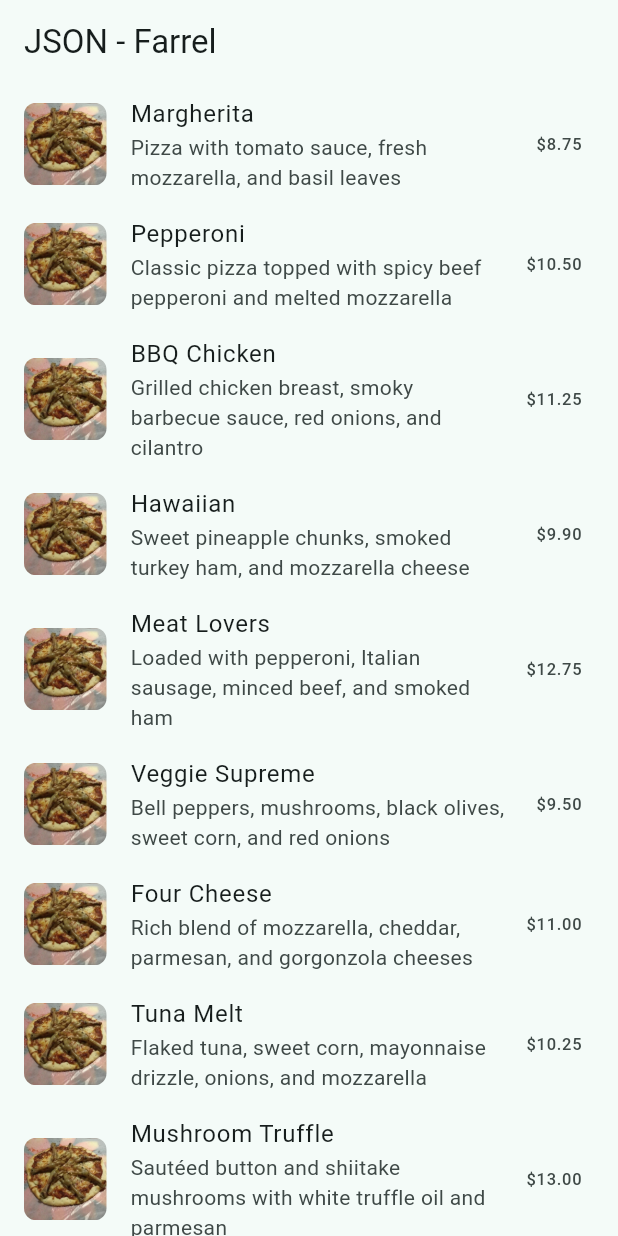
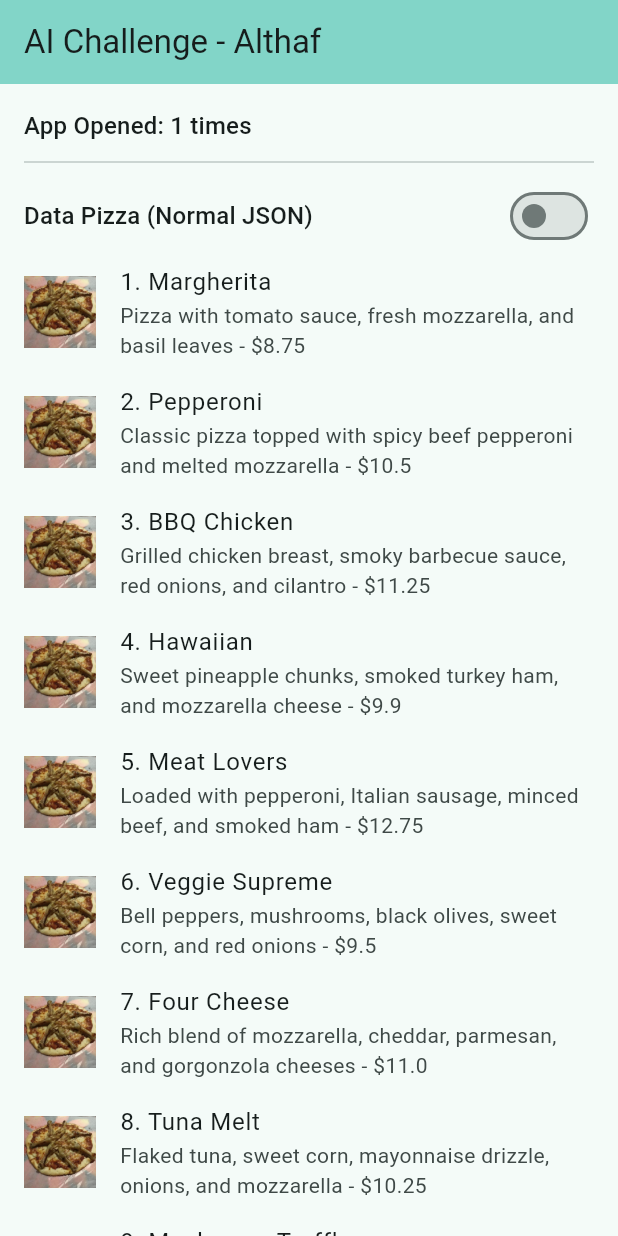
Before and after one commit to altaprumah/flutter-fundamental-part1, a Flutter app: the screen it shows after launch, on a phone screen of 412 x 824 dp. Run offline on Flutter 3.47's test engine with Material 3 defaults, Android fonts, the phone set to English and light mode, and no system bars; our stand-ins replace flutter_secure_storage, shared_preferences.

Commit message:
Ai Challenge

```diff
--- a/lib/main.dart
+++ b/lib/main.dart
@@ -1,8 +1,10 @@
-import 'dart:convert';
 import 'package:flutter/material.dart';
-import './model/pizza.dart';
+import 'model/pizza.dart';
+import 'services/local_storage_service.dart';
 
-void main() => runApp(const MyApp());
+void main() {
+  runApp(const MyApp());
+}
 
 class MyApp extends StatelessWidget {
   const MyApp({super.key});
@@ -10,82 +12,163 @@ class MyApp extends StatelessWidget {
   @override
   Widget build(BuildContext context) {
     return MaterialApp(
-      title: 'JSON - Farrel',
-      theme: ThemeData(colorSchemeSeed: Colors.teal, useMaterial3: true),
-      home: const MyHomePage(),
+      title: 'Store Data - Althaf',
+      theme: ThemeData(
+        colorScheme: ColorScheme.fromSeed(seedColor: Colors.teal),
+        useMaterial3: true,
+      ),
+      home: const HomePage(),
     );
   }
 }
 
-class MyHomePage extends StatefulWidget {
-  const MyHomePage({super.key});
+class HomePage extends StatefulWidget {
+  const HomePage({super.key});
 
   @override
-  State<MyHomePage> createState() => _MyHomePageState();
+  State<HomePage> createState() => _HomePageState();
 }
 
-class _MyHomePageState extends State<MyHomePage> {
-  List<Pizza> myPizzas = [];
+class _HomePageState extends State<HomePage> {
+  final LocalStorageService _storageService = LocalStorageService();
+  final TextEditingController _tokenController = TextEditingController();
+
+  List<Pizza> _pizzas = [];
+  bool _useBrokenJson = false;
+  int _appCounter = 0;
+  String _fileContent = '';
+  String _savedToken = '';
 
   @override
   void initState() {
     super.initState();
-    readJsonFile().then((value) {
-      setState(() {
-        myPizzas = value;
-      });
+    _initData();
+  }
+
+  Future<void> _initData() async {
+    await _loadPizzas();
+
+    int currentCount = await _storageService.getAppCounter();
+    currentCount++;
+    await _storageService.saveAppCounter(currentCount);
+
+    setState(() {
+      _appCounter = currentCount;
     });
   }
 
-  Future<List<Pizza>> readJsonFile() async {
-    try {
-      String myString = await DefaultAssetBundle.of(context)
-          .loadString('assets/pizzalist.json');
-      List pizzaMapList = jsonDecode(myString);
-      List<Pizza> myPizzas = [];
-      for (var pizza in pizzaMapList) {
-        Pizza myPizza = Pizza.fromJson(pizza);
-        myPizzas.add(myPizza);
-      }
-
-      String json = convertToJSON(myPizzas);
-      print(json);
-
-      return myPizzas;
-    } catch (e) {
-      print('Error: $e');
-      return [];
-    }
+  Future<void> _loadPizzas() async {
+    final path = _useBrokenJson
+        ? 'assets/pizzalist_broken.json'
+        : 'assets/pizzalist.json';
+    final loadedPizzas = await _storageService.loadPizzasFromAsset(path);
+    setState(() {
+      _pizzas = loadedPizzas;
+    });
   }
 
-  String convertToJSON(List<Pizza> pizzas) {
-    return jsonEncode(pizzas.map((pizza) => jsonEncode(pizza)).toList());
+  Future<void> _handleWriteAndReadFile() async {
+    final String jsonString = _storageService.convertPizzasToJson(_pizzas);
+    await _storageService.writePizzaFile(jsonString);
+    final String content = await _storageService.readPizzaFile();
+    setState(() {
+      _fileContent = content;
+    });
+  }
+
+  Future<void> _handleSaveToken() async {
+    await _storageService.saveUserToken(_tokenController.text);
+    final String token = await _storageService.getUserToken();
+    setState(() {
+      _savedToken = token;
+    });
+  }
+
+  @override
+  void dispose() {
+    _tokenController.dispose();
+    super.dispose();
   }
 
   @override
   Widget build(BuildContext context) {
     return Scaffold(
-      appBar: AppBar(title: const Text('JSON - Farrel')),
-      body: ListView.builder(
-        itemCount: myPizzas.length,
-        itemBuilder: (context, index) {
-          return ListTile(
-            leading: ClipRRect(
-              borderRadius: BorderRadius.circular(8),
-              child: Image.asset(
-                myPizzas[index].imageUrl,
-                width: 55,
-                height: 55,
-                fit: BoxFit.cover,
-                errorBuilder: (context, error, stackTrace) =>
-                    const Icon(Icons.local_pizza, size: 40),
+      appBar: AppBar(
+        title: const Text('AI Challenge - Althaf'),
+        backgroundColor: Theme.of(context).colorScheme.inversePrimary,
+      ),
+      body: SingleChildScrollView(
+        padding: const EdgeInsets.all(16),
+        child: Column(
+          crossAxisAlignment: CrossAxisAlignment.start,
+          children: [
+            // 1. SharedPreferences
+            Text('App Opened: $_appCounter times',
+                style: Theme.of(context).textTheme.titleMedium),
+            const Divider(height: 24),
+
+            // 2. Toggle Normal vs Broken JSON
+            Row(
+              mainAxisAlignment: MainAxisAlignment.spaceBetween,
+              children: [
+                Text('Data Pizza (${_useBrokenJson ? "Broken JSON" : "Normal JSON"})',
+                    style: Theme.of(context).textTheme.titleMedium),
+                Switch(
+                  value: _useBrokenJson,
+                  onChanged: (val) {
+                    setState(() => _useBrokenJson = val);
+                    _loadPizzas();
+                  },
+                ),
+              ],
+            ),
+            ..._pizzas.map((pizza) => ListTile(
+                  contentPadding: EdgeInsets.zero,
+                  leading: pizza.imageUrl.isNotEmpty
+                      ? Image.asset(
+                          pizza.imageUrl,
+                          width: 48,
+                          height: 48,
+                          fit: BoxFit.cover,
+                          errorBuilder: (_, _, _) => const Icon(Icons.local_pizza),
+                        )
+                      : const Icon(Icons.broken_image),
+                  title: Text('${pizza.id}. ${pizza.pizzaName}'),
+                  subtitle: Text('${pizza.description} - \$${pizza.price}'),
+                )),
+            const Divider(height: 24),
+
+            // 3. File I/O
+            ElevatedButton(
+              onPressed: _handleWriteAndReadFile,
+              child: const Text('Write & Read Pizza File'),
+            ),
+            if (_fileContent.isNotEmpty) ...[
+              const SizedBox(height: 8),
+              Text('Isi File (${_fileContent.length} chars): $_fileContent',
+                  maxLines: 3, overflow: TextOverflow.ellipsis),
+            ],
+            const Divider(height: 24),
+
+            // 4. Secure Storage
+            TextField(
+              controller: _tokenController,
+              decoration: const InputDecoration(
+                labelText: 'Masukkan User Token',
+                border: OutlineInputBorder(),
               ),
             ),
-            title: Text(myPizzas[index].pizzaName),
-            subtitle: Text(myPizzas[index].description),
-            trailing: Text('\$${myPizzas[index].price.toStringAsFixed(2)}'),
-          );
-        },
+            const SizedBox(height: 8),
+            ElevatedButton(
+              onPressed: _handleSaveToken,
+              child: const Text('Save & Read Token'),
+            ),
+            if (_savedToken.isNotEmpty) ...[
+              const SizedBox(height: 8),
+              Text('Token Tersimpan: $_savedToken'),
+            ],
+          ],
+        ),
       ),
     );
   }
--- a/pubspec.yaml
+++ b/pubspec.yaml
@@ -34,6 +34,9 @@ dependencies:
   # The following adds the Cupertino Icons font to your application.
   # Use with the CupertinoIcons class for iOS style icons.
   cupertino_icons: ^1.0.8
+  shared_preferences: ^2.5.6
+  path_provider: ^2.1.6
+  flutter_secure_storage: ^11.2.0
 
 dev_dependencies:
   flutter_test:
```
Also changed, not shown: assets/pizzalist_broken.json (added, +13 -0 lines), lib/services/local_storage_service.dart (added, +110 -0 lines), pubspec.lock, 1 other file.
